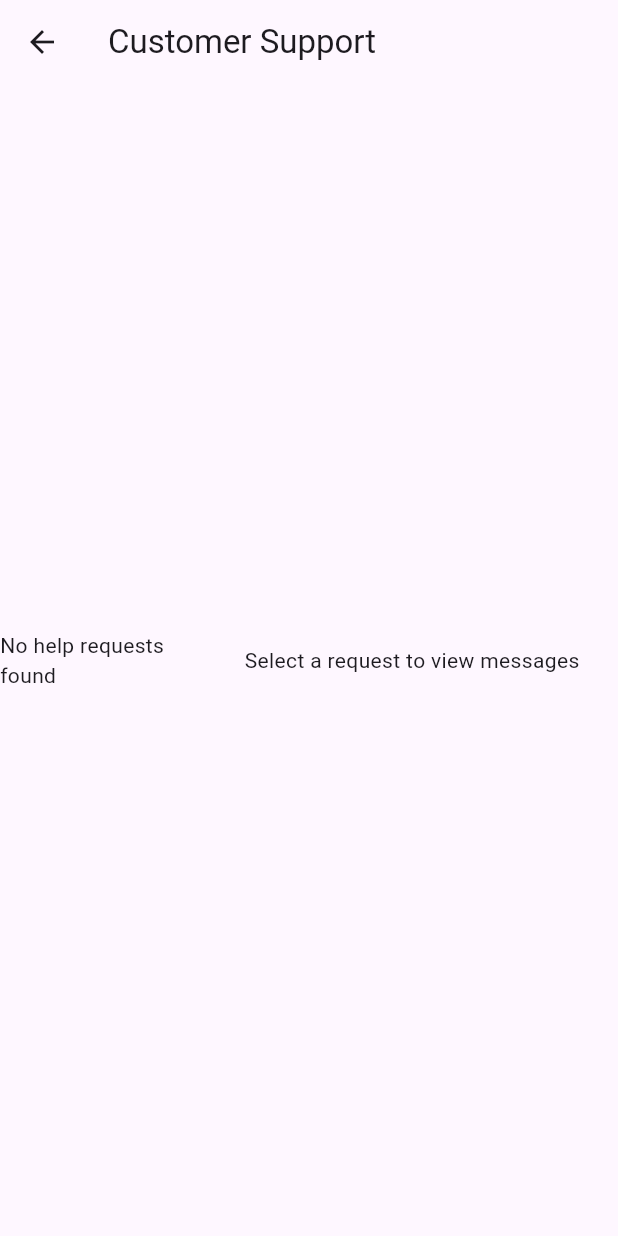
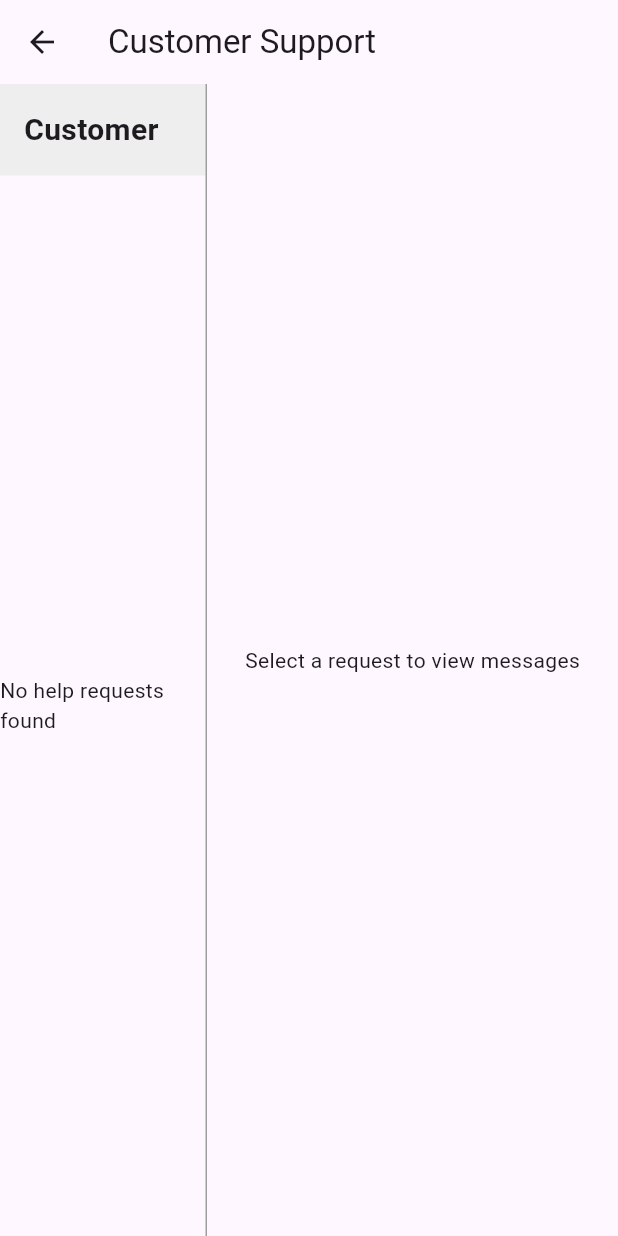
Before and after one commit to hanxi27/Admin-Website, a Flutter app: the CustomerSupportPage screen opened by its route, on a phone screen of 412 x 824 dp. Run offline on Flutter 3.47's test engine with Material 3 defaults, Android fonts, the phone set to English and light mode, and no system bars; our stand-ins replace cloud_firestore, cloud_functions, firebase_auth, firebase_core; accounts and stored records are empty; network calls fail.

Commit message:
customer support ok

```diff
--- a/lib/Customer_Support/customer_support_page.dart
+++ b/lib/Customer_Support/customer_support_page.dart
@@ -25,6 +25,7 @@ class CustomerSupportPage extends StatefulWidget {
 
 class _CustomerSupportPageState extends State<CustomerSupportPage> {
   String? selectedRequestId;
+  String? selectedUsername;
   final TextEditingController _messageController = TextEditingController();
   final FirebaseAuth _auth = FirebaseAuth.instance;
 
@@ -59,6 +60,25 @@ class _CustomerSupportPageState extends State<CustomerSupportPage> {
         children: [
           Expanded(
             flex: 1,
+            child: Column(
+              children: [
+                Container(
+                  padding: EdgeInsets.all(16.0),
+                  color: Colors.grey[200],
+                  child: Row(
+                    mainAxisAlignment: MainAxisAlignment.start,
+                    children: [
+                      Text(
+                        'Customer',
+                        style: TextStyle(
+                          fontWeight: FontWeight.bold,
+                          fontSize: 20,
+                        ),
+                      ),
+                    ],
+                  ),
+                ),
+                Expanded(
                   child: StreamBuilder<QuerySnapshot>(
                     stream: FirebaseFirestore.instance.collection('help_requests').snapshots(),
                     builder: (context, snapshot) {
@@ -82,6 +102,7 @@ class _CustomerSupportPageState extends State<CustomerSupportPage> {
                             onTap: () {
                               setState(() {
                                 selectedRequestId = request.id;
+                                selectedUsername = request['username'];
                               });
                             },
                           );
@@ -90,12 +111,31 @@ class _CustomerSupportPageState extends State<CustomerSupportPage> {
                     },
                   ),
                 ),
+              ],
+            ),
+          ),
+          VerticalDivider(
+            color: Colors.grey,
+            width: 1,
+          ),
           Expanded(
             flex: 2,
             child: selectedRequestId == null
                 ? Center(child: Text('Select a request to view messages'))
                 : Column(
                     children: [
+                      Container(
+                        padding: EdgeInsets.all(16.0),
+                        color: Colors.grey[200],
+                        width: double.infinity,
+                        child: Text(
+                          selectedUsername ?? '',
+                          style: TextStyle(
+                            fontWeight: FontWeight.bold,
+                            fontSize: 20,
+                          ),
+                        ),
+                      ),
                       Expanded(
                         child: StreamBuilder<QuerySnapshot>(
                           stream: FirebaseFirestore.instance
@@ -122,7 +162,7 @@ class _CustomerSupportPageState extends State<CustomerSupportPage> {
                                 var message = messages[index];
                                 return ListTile(
                                   title: Text(message['text']),
-                                  subtitle: Text(message['sender'] == 'innoadmin@example.com' ? 'Admin' : message['sender']),
+                                  subtitle: Text(message['sender'] == 'Admin' ? 'Admin' : message['sender']),
                                 );
                               },
                             );
@@ -154,7 +194,7 @@ class _CustomerSupportPageState extends State<CustomerSupportPage> {
                                           .doc(selectedRequestId)
                                           .collection('messages')
                                           .add({
-                                        'sender': user.email == 'innoadmin@example.com' ? 'Admin' : user.email,
+                                        'sender': 'Admin',
                                         'text': _messageController.text,
                                         'timestamp': Timestamp.now(),
                                       });
```
Lines whose indentation alone changed are shown as unchanged.
